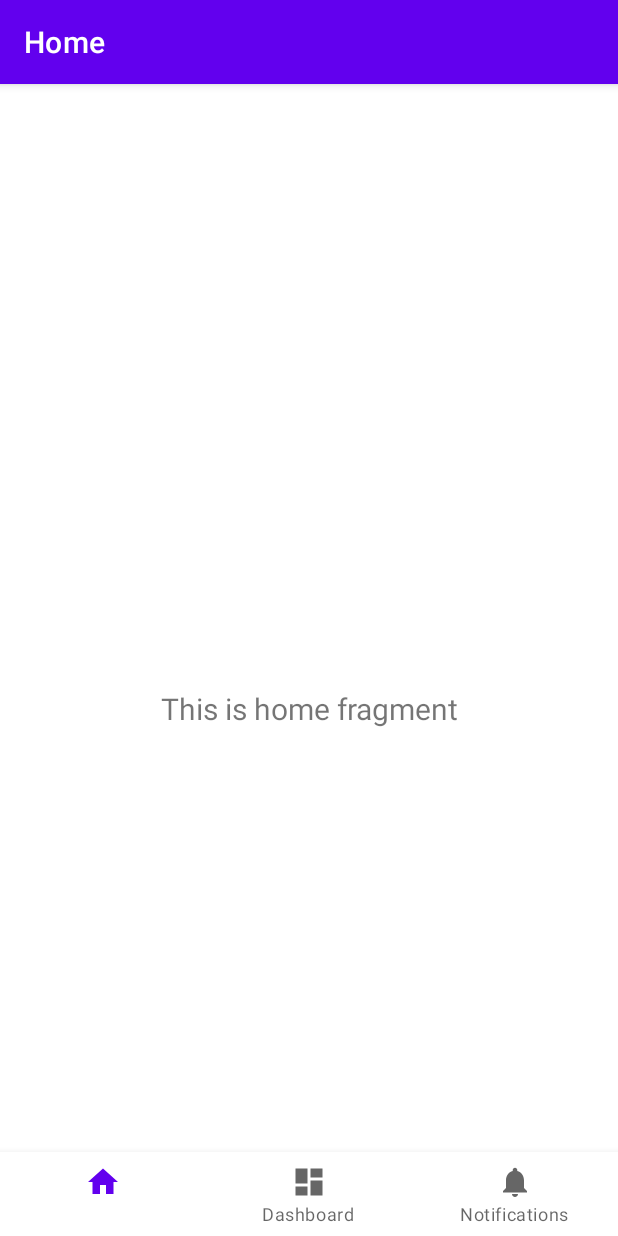
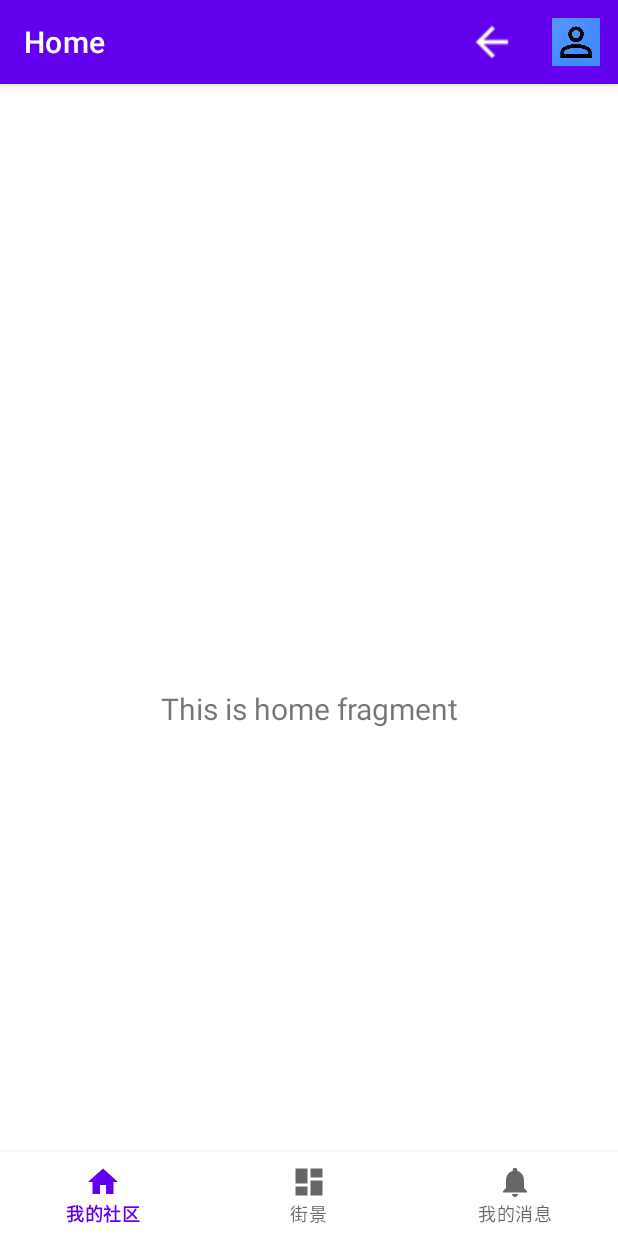
Before and after one commit to bird-2/WorkApplication, an Android app: the screen it shows after launch (MainActivity), on a phone screen of 412 x 824 dp. Run offline under Robolectric (Android 15) with nearby library versions, the phone set to English and light mode, and no system bars; our stand-ins replace navigation-ui; libraries missing offline, so code that uses them is left out: com.baidu.mapapi; 2 statements that could not run were skipped.

Commit message:
完成功能：哥哥是个笨蛋

```diff
--- a/app/src/main/AndroidManifest.xml
+++ b/app/src/main/AndroidManifest.xml
@@ -1,5 +1,6 @@
 <?xml version="1.0" encoding="utf-8"?>
 <manifest xmlns:android="http://schemas.android.com/apk/res/android"
+    xmlns:tools="http://schemas.android.com/tools"
     package="com.example.workapplication">
     <!-- 访问网络，进行地图相关业务数据请求，包括地图数据，路线规划，POI检索等 -->
     <uses-permission android:name="android.permission.INTERNET" />
@@ -10,6 +11,12 @@
     <uses-permission android:name="android.permission.READ_EXTERNAL_STORAGE" />
     <!-- 写外置存储。如果开发者使用了离线地图，并且数据写在外置存储区域，则需要申请该权限 -->
     <uses-permission android:name="android.permission.WRITE_EXTERNAL_STORAGE" />
+
+<!-- 用于百度地图定位-->
+    <!-- 这个权限用于进行网络定位 -->
+    <uses-permission android:name="android.permission.ACCESS_COARSE_LOCATION" />
+    <!-- 这个权限用于访问GPS定位 -->
+    <uses-permission android:name="android.permission.ACCESS_FINE_LOCATION" />
 
     <application
         android:name=".App"
@@ -23,7 +30,8 @@
             android:name="com.baidu.lbsapi.API_KEY"
             android:value="IFSTo6A9qsTbCMFKdj6LVSGTsYCLmRCS" />
         <activity
-            android:name=".MainActivity"
+
+            android:name=".ui.WelcomeActivity"
             android:exported="true"
             android:label="@string/app_name">
             <intent-filter>
@@ -32,6 +40,13 @@
                 <category android:name="android.intent.category.LAUNCHER" />
             </intent-filter>
         </activity>
+        <activity android:name=".MainActivity" />
+
+<!--        <service android:name="com.baidu.location.f"-->
+<!--            android:enabled="true"-->
+<!--            android:process=":remote"-->
+<!--            tools:ignore="MissingClass" />-->
+
     </application>
 
 </manifest>
--- a/app/src/main/java/com/example/workapplication/MainActivity.java
+++ b/app/src/main/java/com/example/workapplication/MainActivity.java
@@ -1,6 +1,9 @@
 package com.example.workapplication;
 
 import android.os.Bundle;
+import android.view.Menu;
+import android.widget.Toolbar;
+
 import com.google.android.material.bottomnavigation.BottomNavigationView;
 import androidx.appcompat.app.AppCompatActivity;
 import androidx.navigation.NavController;
@@ -17,6 +20,8 @@ private ActivityMainBinding binding;
     protected void onCreate(Bundle savedInstanceState) {
         super.onCreate(savedInstanceState);
 
+        Toolbar toolbar = (Toolbar) findViewById(R.id.toolbar);
+
      binding = ActivityMainBinding.inflate(getLayoutInflater());
      setContentView(binding.getRoot());
 
@@ -29,8 +34,9 @@ private ActivityMainBinding binding;
         NavController navController = Navigation.findNavController(this, R.id.nav_host_fragment_activity_main);
         NavigationUI.setupActionBarWithNavController(this, navController, appBarConfiguration);
         NavigationUI.setupWithNavController(binding.navView, navController);
-        //妹妹是大笨蛋哦哦哦哦哦
-        //哥哥也是大笨蛋哦
     }
-
+    public boolean onCreateOptionsMenu(Menu menu){
+        getMenuInflater().inflate(R.menu.toolbar,menu);
+        return true;
+    }
 }
--- /dev/null
+++ b/app/src/main/java/com/example/workapplication/ui/WelcomeActivity.java
@@ -0,0 +1,77 @@
+package com.example.workapplication.ui;
+
+import android.app.Activity;
+import android.content.Intent;
+import android.os.Bundle;
+import android.os.Handler;
+import android.view.View;
+import android.view.WindowManager;
+import android.view.animation.Animation;
+import android.widget.TextView;
+
+import com.example.workapplication.MainActivity;
+import com.example.workapplication.R;
+
+import java.util.Timer;
+import java.util.TimerTask;
+
+public class WelcomeActivity extends Activity {
+    private TextView textView;//声明控件对象
+    private int count = 5; //声明时间是5秒
+    private Animation animation;
+    Timer timer = new Timer();
+    private Handler handler;
+    private Runnable runnable;
+    private boolean isClick;
+
+    @Override
+    protected void onCreate(Bundle savedInstanceState) {
+        super.onCreate(savedInstanceState);
+        isClick=false;
+//        requestWindowFeature(Window.FEATURE_NO_TITLE);
+        setContentView(R.layout.new_welcome);
+        int flag = WindowManager.LayoutParams.FLAG_FULLSCREEN;
+        getWindow().setFlags(flag, flag);
+        initView();
+        timer.schedule(task, 1000, 1000);//等待一秒，停顿一秒
+        handler = new Handler();
+        handler.postDelayed(runnable = new Runnable() {
+            @Override
+            public void run() {
+                if (!isClick){
+                    Intent intent = new Intent(WelcomeActivity.this, MainActivity.class);
+                    startActivity(intent);
+                    finish();
+                }
+            }
+        }, count* 1000L);
+    }
+    private void initView(){
+        textView=findViewById(R.id.textView);
+        textView.setOnClickListener(new View.OnClickListener() {
+            @Override
+            public void onClick(View view) {
+                isClick=true;
+                Intent intent = new Intent(WelcomeActivity.this, MainActivity.class);
+                startActivity(intent);
+                finish();
+                }
+        });
+    }
+    TimerTask task=new TimerTask() {
+        @Override
+        public void run() {
+            runOnUiThread(new Runnable() {
+                @Override
+                public void run() {
+                    textView=findViewById(R.id.textView);
+                    if (count>0){
+                        textView.setText("跳过"+count+"");
+                        count-=1;
+                    }
+                }
+            });
+        }
+    };
+
+}
--- a/app/src/main/java/com/example/workapplication/ui/dashboard/DashboardFragment.java
+++ b/app/src/main/java/com/example/workapplication/ui/dashboard/DashboardFragment.java
@@ -4,6 +4,7 @@ import android.os.Bundle;
 import android.view.LayoutInflater;
 import android.view.View;
 import android.view.ViewGroup;
+import android.widget.Spinner;
 import android.widget.TextView;
 
 import androidx.annotation.NonNull;
@@ -12,7 +13,10 @@ import androidx.fragment.app.Fragment;
 import androidx.lifecycle.Observer;
 import androidx.lifecycle.ViewModelProvider;
 
+import com.baidu.mapapi.BMapManager;
+import com.baidu.mapapi.map.BaiduMap;
 import com.baidu.mapapi.map.MapView;
+import com.baidu.platform.comapi.map.MapController;
 import com.example.workapplication.R;
 import com.example.workapplication.databinding.FragmentDashboardBinding;
 
@@ -23,14 +27,19 @@ public class DashboardFragment extends Fragment {
     private MapView mMapView = null;
     private FragmentDashboardBinding binding;
 
+
+
+
+    private MapController mMapController = null;
     public View onCreateView(@NonNull LayoutInflater inflater,
                              ViewGroup container, Bundle savedInstanceState) {
+
+
+
 
         binding = FragmentDashboardBinding.inflate(inflater, container, false);
         View root = binding.getRoot();
         mMapView=root.findViewById(R.id.bmapView);
-
-
         return root;
     }
 
--- a/app/src/main/res/layout/fragment_dashboard.xml
+++ b/app/src/main/res/layout/fragment_dashboard.xml
@@ -5,6 +5,9 @@
     android:layout_width="match_parent"
     android:layout_height="match_parent"
     tools:context=".ui.dashboard.DashboardFragment">
+
+
+
     <com.baidu.mapapi.map.MapView
         android:id="@+id/bmapView"
         android:layout_width="match_parent"
--- a/app/src/main/res/menu/bottom_nav_menu.xml
+++ b/app/src/main/res/menu/bottom_nav_menu.xml
@@ -4,16 +4,16 @@
     <item
         android:id="@+id/navigation_home"
         android:icon="@drawable/ic_home_black_24dp"
-        android:title="" />
+        android:title="我的社区" />
 
     <item
         android:id="@+id/navigation_dashboard"
         android:icon="@drawable/ic_dashboard_black_24dp"
-        android:title="@string/title_dashboard" />
+        android:title="街景" />
 
     <item
         android:id="@+id/navigation_notifications"
         android:icon="@drawable/ic_notifications_black_24dp"
-        android:title="@string/title_notifications" />
+        android:title="我的消息" />
 
 </menu>
--- a/app/src/main/res/menu/toolbar.xml
+++ b/app/src/main/res/menu/toolbar.xml
@@ -10,7 +10,7 @@
       app:showAsAction="always"/>
     <item
         android:id="@+id/user"
-        android:icon="@drawable/user"
+        android:icon="@drawable/icon1"
         android:layout_width="match_parent"
         android:layout_height="wrap_content"
         android:title="user"
--- /dev/null
+++ b/app/src/main/res/values/ids.xml
@@ -0,0 +1,4 @@
+<?xml version="1.0" encoding="utf-8"?>
+<resources>
+    <item name="toolbar" type="id" />
+</resources>
```
Also changed, not shown: app/src/main/res/drawable/icon1.png (added), app/src/main/res/drawable/icon3.png (added).
